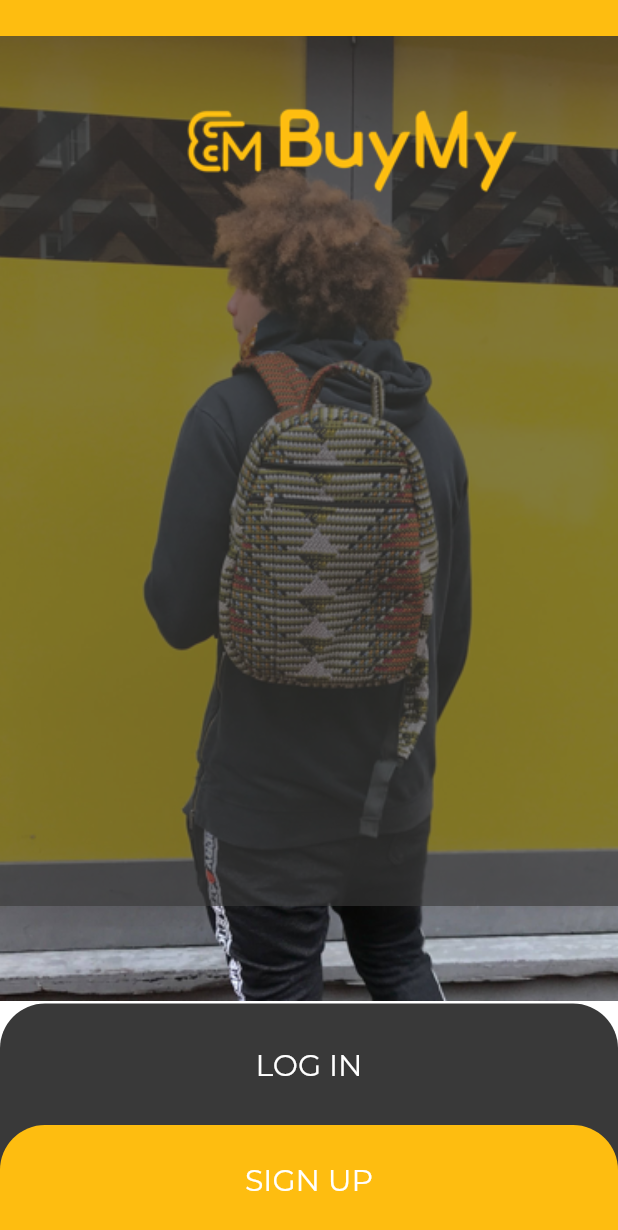
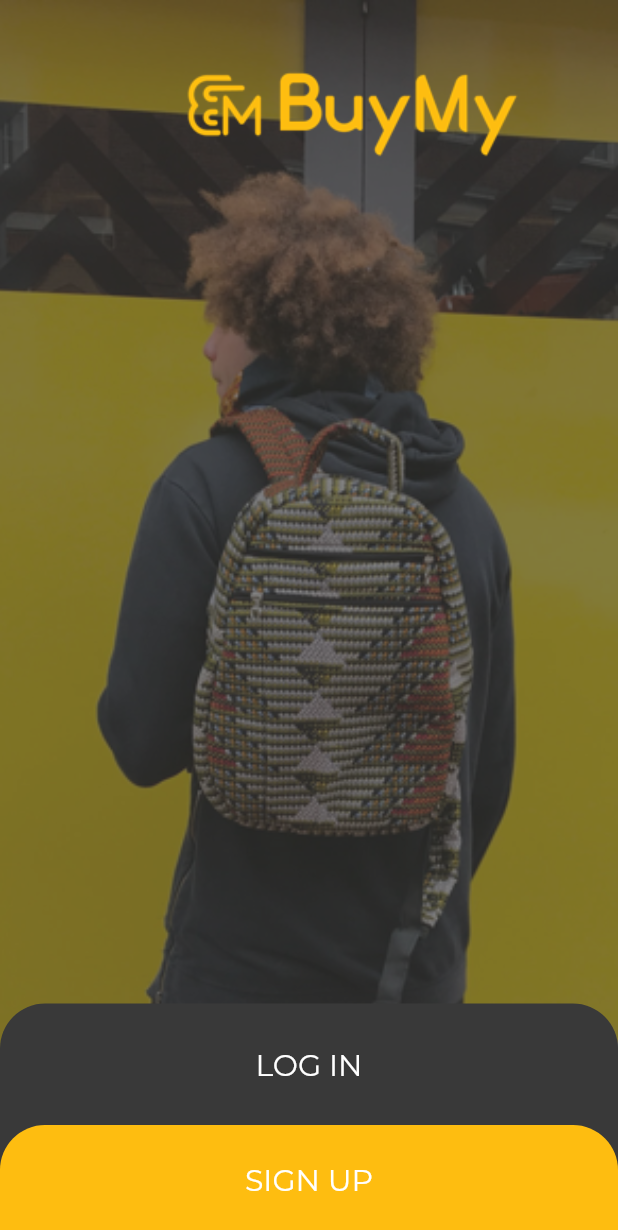
Before and after one commit to bautitravella/main_screens, a Flutter app: the screen it shows after launch, on a phone screen of 412 x 824 dp. Shown: the top 1230 px of the screen. Run offline on Flutter 3.47's test engine with Material 2 defaults, Android fonts, the phone set to English and light mode, and no system bars.

Commit message:
iphone constrains

```diff
--- a/lib/firstscreen_widget/firstscreen_widget.dart
+++ b/lib/firstscreen_widget/firstscreen_widget.dart
@@ -19,9 +19,8 @@ class FirstscreenWidget extends StatelessWidget {
           alignment: Alignment.topCenter,
           children: [
             Positioned(
-              left: -58,
-              top: 22,
-              right: -59,
+              top: 0,
+              bottom: 0,
               child: Image.asset(
                 "assets/images/il-fullxfull1474175299-kn3e.png",
                 fit: BoxFit.cover,
@@ -29,12 +28,12 @@ class FirstscreenWidget extends StatelessWidget {
             ),
             Positioned(
               left: 0,
-              top: 22,
+              top: 0,
               right: 0,
+              bottom: 0,
               child: Opacity(
                 opacity: 0.63,
                 child: Container(
-                  height: 582,
                   decoration: BoxDecoration(
                     color: AppColors.ternaryBackground,
                   ),
@@ -50,13 +49,6 @@ class FirstscreenWidget extends StatelessWidget {
               child: Column(
                 crossAxisAlignment: CrossAxisAlignment.stretch,
                 children: [
-                  Container(
-                    height: 24,
-                    decoration: BoxDecoration(
-                      color: AppColors.secondaryElement,
-                    ),
-                    child: Container(),
-                  ),
                   Align(
                     alignment: Alignment.topRight,
                     child: Container(
```
